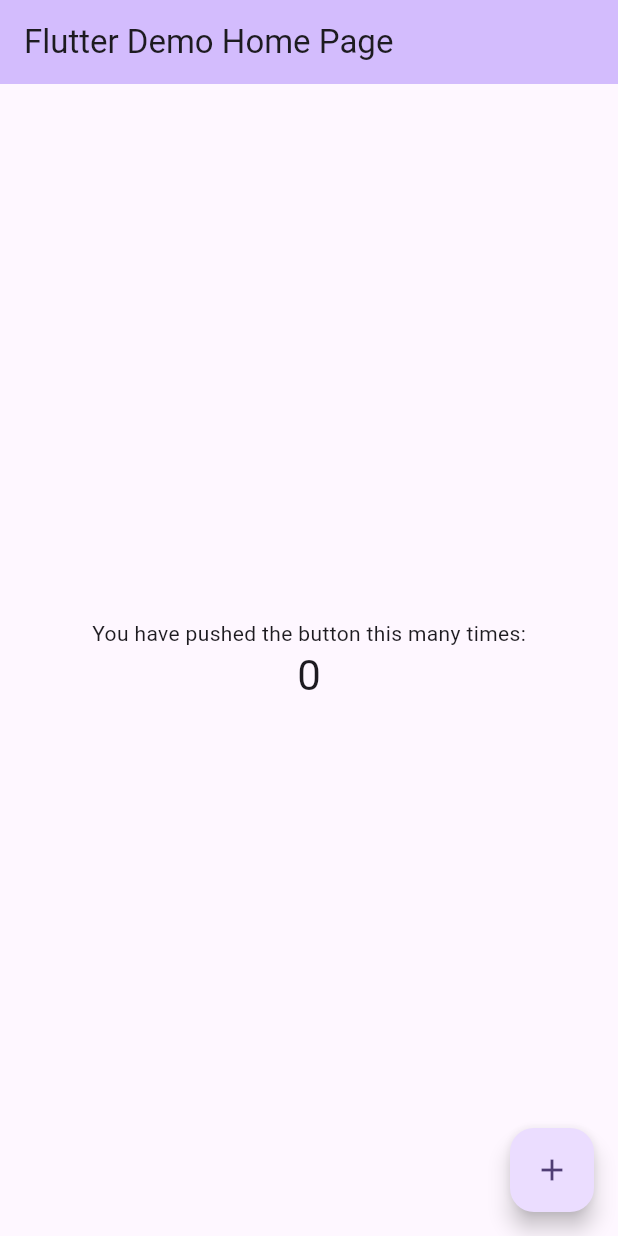
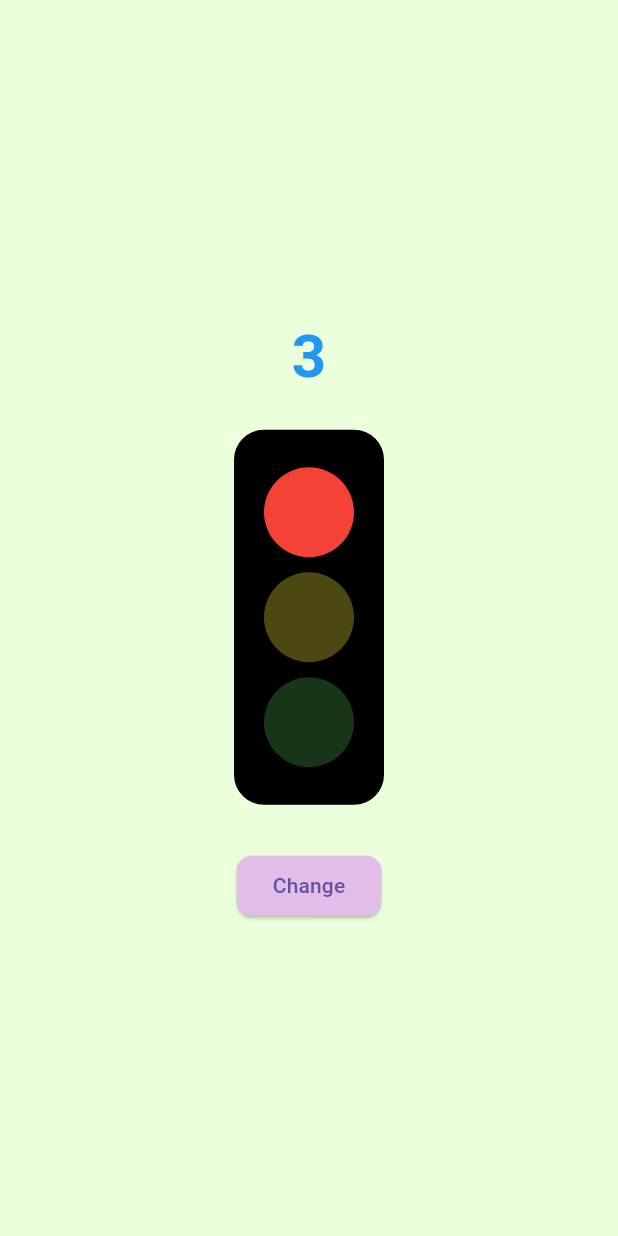
Before and after one commit to Thomuscle18/Homework-week-2, a Flutter app: the screen it shows after launch, on a phone screen of 412 x 824 dp. Run offline on Flutter 3.47's test engine with Material 3 defaults, Android fonts, the phone set to English and light mode, and no system bars.

Commit message:
homework4

```diff
--- a/lib/aqi_api.dart
+++ b/lib/api.dart
@@ -8,6 +8,8 @@ void main() {
 }
 
 class AQIMonitorApp extends StatelessWidget {
+  const AQIMonitorApp({super.key});
+
   @override
   Widget build(BuildContext context) {
     return MaterialApp(
@@ -18,6 +20,8 @@ class AQIMonitorApp extends StatelessWidget {
 }
 
 class AirQualityScreen extends StatefulWidget {
+  const AirQualityScreen({super.key});
+
   @override
   _AirQualityScreenState createState() => _AirQualityScreenState();
 }
@@ -140,7 +144,6 @@ class _AirQualityScreenState extends State<AirQualityScreen> {
                   SizedBox(height: 20),
                   ElevatedButton(
                     onPressed: fetchAirQuality,
-                    child: Text("Refresh"),
                     style: ElevatedButton.styleFrom(
                       padding:
                           EdgeInsets.symmetric(horizontal: 30, vertical: 12),
@@ -148,6 +151,7 @@ class _AirQualityScreenState extends State<AirQualityScreen> {
                         borderRadius: BorderRadius.circular(10),
                       ),
                     ),
+                    child: Text("Refresh"),
                   ),
                 ],
               ),
--- a/lib/main.dart
+++ b/lib/main.dart
@@ -1,125 +1,18 @@
 import 'package:flutter/material.dart';
+import 'package:mytestapp/traffic/traffic_light_screen.dart';
 
 void main() {
-  runApp(const MyApp());
+  runApp(const TrafficLightApp());
 }
 
-class MyApp extends StatelessWidget {
-  const MyApp({super.key});
+class TrafficLightApp extends StatelessWidget {
+  const TrafficLightApp({super.key});
 
-  // This widget is the root of your application.
   @override
   Widget build(BuildContext context) {
     return MaterialApp(
-      title: 'Flutter Demo',
-      theme: ThemeData(
-        // This is the theme of your application.
-        //
-        // TRY THIS: Try running your application with "flutter run". You'll see
-        // the application has a purple toolbar. Then, without quitting the app,
-        // try changing the seedColor in the colorScheme below to Colors.green
-        // and then invoke "hot reload" (save your changes or press the "hot
-        // reload" button in a Flutter-supported IDE, or press "r" if you used
-        // the command line to start the app).
-        //
-        // Notice that the counter didn't reset back to zero; the application
-        // state is not lost during the reload. To reset the state, use hot
-        // restart instead.
-        //
-        // This works for code too, not just values: Most code changes can be
-        // tested with just a hot reload.
-        colorScheme: ColorScheme.fromSeed(seedColor: Colors.deepPurple),
-        useMaterial3: true,
-      ),
-      home: const MyHomePage(title: 'Flutter Demo Home Page'),
+      debugShowCheckedModeBanner: false,
+      home: TrafficLightScreen(),
     );
   }
 }
-
-class MyHomePage extends StatefulWidget {
-  const MyHomePage({super.key, required this.title});
-
-  // This widget is the home page of your application. It is stateful, meaning
-  // that it has a State object (defined below) that contains fields that affect
-  // how it looks.
-
-  // This class is the configuration for the state. It holds the values (in this
-  // case the title) provided by the parent (in this case the App widget) and
-  // used by the build method of the State. Fields in a Widget subclass are
-  // always marked "final".
-
-  final String title;
-
-  @override
-  State<MyHomePage> createState() => _MyHomePageState();
-}
-
-class _MyHomePageState extends State<MyHomePage> {
-  int _counter = 0;
-
-  void _incrementCounter() {
-    setState(() {
-      // This call to setState tells the Flutter framework that something has
-      // changed in this State, which causes it to rerun the build method below
-      // so that the display can reflect the updated values. If we changed
-      // _counter without calling setState(), then the build method would not be
-      // called again, and so nothing would appear to happen.
-      _counter++;
-    });
-  }
-
-  @override
-  Widget build(BuildContext context) {
-    // This method is rerun every time setState is called, for instance as done
-    // by the _incrementCounter method above.
-    //
-    // The Flutter framework has been optimized to make rerunning build methods
-    // fast, so that you can just rebuild anything that needs updating rather
-    // than having to individually change instances of widgets.
-    return Scaffold(
-      appBar: AppBar(
-        // TRY THIS: Try changing the color here to a specific color (to
-        // Colors.amber, perhaps?) and trigger a hot reload to see the AppBar
-        // change color while the other colors stay the same.
-        backgroundColor: Theme.of(context).colorScheme.inversePrimary,
-        // Here we take the value from the MyHomePage object that was created by
-        // the App.build method, and use it to set our appbar title.
-        title: Text(widget.title),
-      ),
-      body: Center(
-        // Center is a layout widget. It takes a single child and positions it
-        // in the middle of the parent.
-        child: Column(
-          // Column is also a layout widget. It takes a list of children and
-          // arranges them vertically. By default, it sizes itself to fit its
-          // children horizontally, and tries to be as tall as its parent.
-          //
-          // Column has various properties to control how it sizes itself and
-          // how it positions its children. Here we use mainAxisAlignment to
-          // center the children vertically; the main axis here is the vertical
-          // axis because Columns are vertical (the cross axis would be
-          // horizontal).
-          //
-          // TRY THIS: Invoke "debug painting" (choose the "Toggle Debug Paint"
-          // action in the IDE, or press "p" in the console), to see the
-          // wireframe for each widget.
-          mainAxisAlignment: MainAxisAlignment.center,
-          children: <Widget>[
-            const Text(
-              'You have pushed the button this many times:',
-            ),
-            Text(
-              '$_counter',
-              style: Theme.of(context).textTheme.headlineMedium,
-            ),
-          ],
-        ),
-      ),
-      floatingActionButton: FloatingActionButton(
-        onPressed: _incrementCounter,
-        tooltip: 'Increment',
-        child: const Icon(Icons.add),
-      ), // This trailing comma makes auto-formatting nicer for build methods.
-    );
-  }
-}
--- /dev/null
+++ b/lib/traffic/traffic_light_screen.dart
@@ -0,0 +1,101 @@
+import 'dart:async';
+import 'package:flutter/material.dart';
+import 'package:mytestapp/traffic/traffic_light_widget.dart';
+
+class TrafficLightScreen extends StatefulWidget {
+  const TrafficLightScreen({super.key});
+
+  @override
+  _TrafficLightScreenState createState() => _TrafficLightScreenState();
+}
+
+class _TrafficLightScreenState extends State<TrafficLightScreen> {
+  int _lightState = 0;
+  int _counter = 10;
+  Timer? _timer;
+
+  @override
+  void initState() {
+    super.initState();
+    _startTimer();
+  }
+
+  void _startTimer() {
+    _timer?.cancel();
+    _counter = _getDurationForState();
+
+    _timer = Timer.periodic(const Duration(seconds: 1), (timer) {
+      if (_counter > 0) {
+        setState(() {
+          _counter--;
+        });
+      } else {
+        _changeLight();
+      }
+    });
+  }
+
+  int _getDurationForState() {
+    switch (_lightState) {
+      case 0:
+        return 10;
+      case 1:
+        return 3;
+      case 2:
+        return 10;
+      default:
+        return 10;
+    }
+  }
+
+  void _changeLight() {
+    setState(() {
+      _lightState = (_lightState + 1) % 3;
+    });
+    _startTimer();
+  }
+
+  void _forceChangeLight() {
+    _changeLight();
+  }
+
+  @override
+  void dispose() {
+    _timer?.cancel();
+    super.dispose();
+  }
+
+  @override
+  Widget build(BuildContext context) {
+    return Scaffold(
+      backgroundColor: const Color.fromARGB(255, 235, 255, 220),
+      body: Center(
+        child: Column(
+          mainAxisAlignment: MainAxisAlignment.center,
+          children: [
+            Text(
+              '$_counter',
+              style: const TextStyle(
+                  fontSize: 40,
+                  fontWeight: FontWeight.bold,
+                  color: Colors.blue),
+            ),
+            const SizedBox(height: 20),
+            TrafficLightWidget(lightState: _lightState),
+            const SizedBox(height: 30),
+            ElevatedButton(
+              onPressed: _forceChangeLight,
+              style: ElevatedButton.styleFrom(
+                backgroundColor: Colors.purple[100],
+                shape: RoundedRectangleBorder(
+                  borderRadius: BorderRadius.circular(10),
+                ),
+              ),
+              child: const Text('Change'),
+            ),
+          ],
+        ),
+      ),
+    );
+  }
+}
--- /dev/null
+++ b/lib/traffic/traffic_light_widget.dart
@@ -0,0 +1,43 @@
+import 'package:flutter/material.dart';
+
+class TrafficLightWidget extends StatelessWidget {
+  final int lightState;
+
+  const TrafficLightWidget({super.key, required this.lightState});
+
+  @override
+  Widget build(BuildContext context) {
+    return Container(
+      width: 100,
+      height: 250,
+      decoration: BoxDecoration(
+        color: Colors.black,
+        borderRadius: BorderRadius.circular(20),
+      ),
+      padding: const EdgeInsets.symmetric(vertical: 20),
+      child: Column(
+        mainAxisAlignment: MainAxisAlignment.spaceAround,
+        children: [
+          _buildLight(Colors.red, lightState == 0),
+          _buildLight(Colors.yellow, lightState == 1),
+          _buildLight(Colors.green, lightState == 2),
+        ],
+      ),
+    );
+  }
+
+  Widget _buildLight(Color color, bool isActive) {
+    return AnimatedOpacity(
+      duration: const Duration(milliseconds: 500),
+      opacity: isActive ? 1.0 : 0.3,
+      child: Container(
+        width: 60,
+        height: 60,
+        decoration: BoxDecoration(
+          color: color,
+          shape: BoxShape.circle,
+        ),
+      ),
+    );
+  }
+}
--- a/pubspec.yaml
+++ b/pubspec.yaml
@@ -31,8 +31,8 @@ dependencies:
   flutter:
     sdk: flutter
 
-  # The following adds the Cupertino Icons font to your application.
-  # Use with the CupertinoIcons class for iOS style icons.
+  firebase_core: ^3.11.0
+  cloud_firestore: ^5.6.3
   cupertino_icons: ^1.0.8
   http: ^1.3.0
 
```
Also changed, not shown: lib/custom_widget.dart (added, +107 -0 lines), lib/products/api_service.dart (added, +79 -0 lines), lib/products/product_api.dart (added, +241 -0 lines), .devcontainer/devcontainer.json (added), pubspec.lock, 6 other files.
